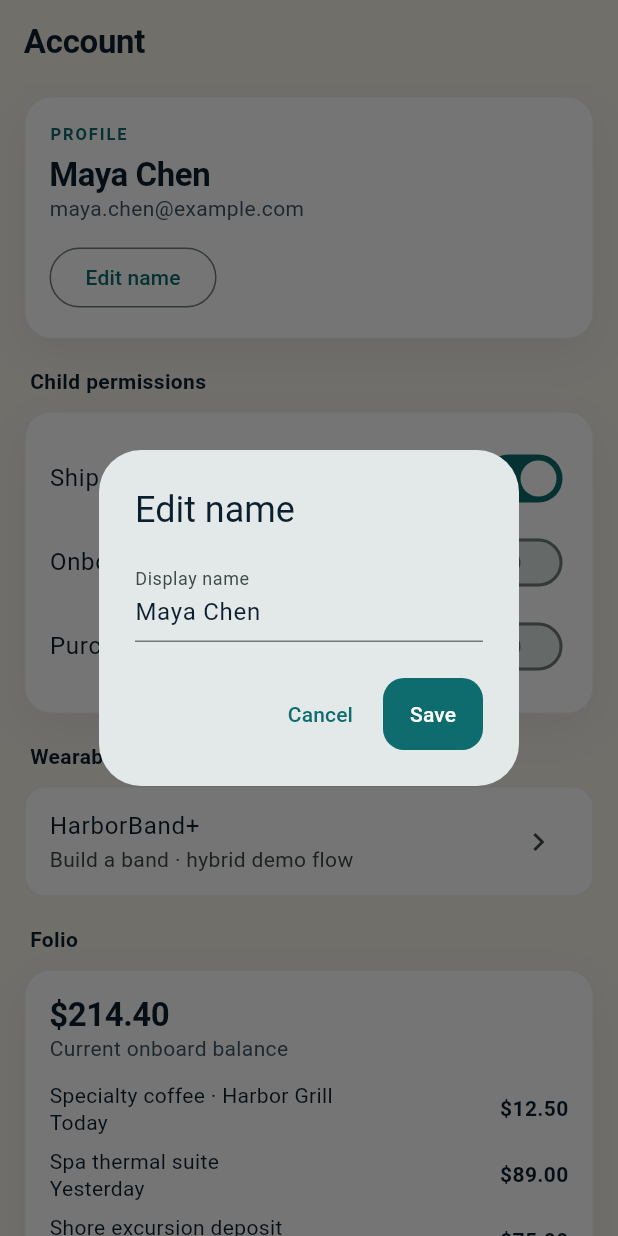
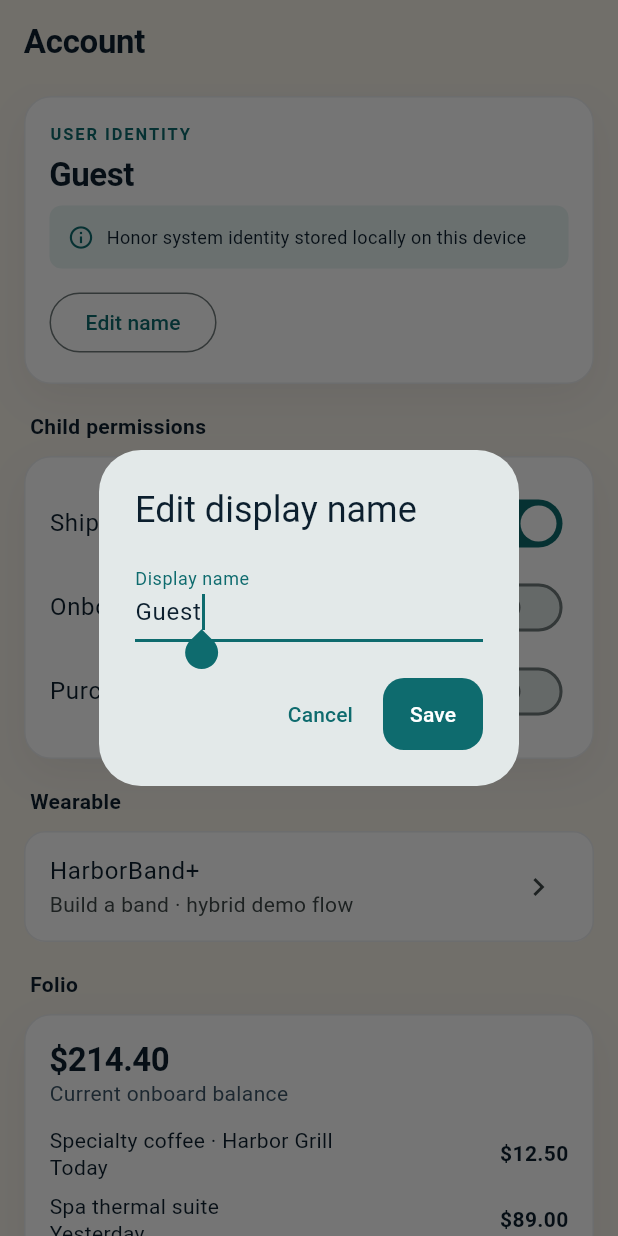
Before and after one commit to joshclements518/gh-cc-test, a Flutter app: the AccountScreen screen opened directly, after a tap on "Edit name", on a phone screen of 412 x 824 dp. Run offline on Flutter 3.47's test engine with Material 3 defaults, Android fonts, the phone set to English and light mode, and no system bars; our stand-ins replace shared_preferences; accounts and stored records are empty.

Commit message:
Add honor system user identity (Story #1974)
Implement ADR-1 honor system authentication with localStorage-based user identity.

Changes:
- Add shared_preferences and uuid packages for localStorage and ID generation
- Create UserIdentityService to manage user UUID and display name in localStorage
- Add NameEntryScreen for first-time user onboarding with name input
- Update AuthService to use UserIdentityService for authentication state
- Add UserBadge widget displaying user name with avatar in header
- Update MainShell to show user badge in AppBar across all screens
- Update AccountScreen with user identity management and clear identity button
- Update HomeScreen to display user name from identity service
- Initialize UserIdentityService on app startup to load persisted identity

Acceptance criteria met:
✅ First visit shows name entry prompt
✅ UUID generated and stored with display name in localStorage
✅ Identity persists across sessions via shared_preferences
✅ User name displayed in header/nav with UserBadge
✅ Clear identity button in account screen with confirmation dialog

Co-Authored-By: Claude Sonnet 4.5 <noreply@anthropic.com>

```diff
--- a/app/lib/app.dart
+++ b/app/lib/app.dart
@@ -1,5 +1,6 @@
 import 'package:flutter/material.dart';
 import 'features/auth/login_screen.dart';
+import 'features/auth/name_entry_screen.dart';
 import 'features/shell/main_shell.dart';
 import 'state/app_state.dart';
 import 'theme/app_theme.dart';
@@ -19,7 +20,7 @@ class HarborlineApp extends StatelessWidget {
             title: 'Harborline Navigator',
             debugShowCheckedModeBanner: false,
             theme: AppTheme.light(),
-            home: state.signedIn ? const MainShell() : const LoginScreen(),
+            home: state.signedIn ? const MainShell() : const NameEntryScreen(),
           );
         },
       ),
--- a/app/lib/features/account/account_screen.dart
+++ b/app/lib/features/account/account_screen.dart
@@ -13,6 +13,8 @@ class AccountScreen extends StatelessWidget {
     final state = AppScope.of(context);
     final p = state.services.profile.profile;
     final balance = state.services.payments.balance;
+    final userName = state.userName ?? 'Guest';
+    final userId = state.services.userIdentity.userId;
 
     return Scaffold(
       appBar: AppBar(title: const Text('Account')),
@@ -23,26 +25,58 @@ class AccountScreen extends StatelessWidget {
             child: Column(
               crossAxisAlignment: CrossAxisAlignment.start,
               children: [
-                const Eyebrow('Profile'),
+                const Eyebrow('User Identity'),
                 const SizedBox(height: 6),
-                DisplayTitle(p.displayName),
-                Text(p.email, style: const TextStyle(color: HlTokens.inkSoft)),
+                DisplayTitle(userName),
+                if (userId != null)
+                  Text('ID: ${userId.substring(0, 8)}...',
+                    style: const TextStyle(color: HlTokens.inkSoft, fontSize: 12, fontFamily: 'monospace')),
+                const SizedBox(height: 8),
+                Container(
+                  padding: const EdgeInsets.all(12),
+                  decoration: BoxDecoration(
+                    color: HlTokens.foam,
+                    borderRadius: BorderRadius.circular(8),
+                  ),
+                  child: Row(
+                    children: [
+                      const Icon(Icons.info_outline, size: 18, color: HlTokens.sea),
+                      const SizedBox(width: 8),
+                      Expanded(
+                        child: Text(
+                          'Honor system identity stored locally on this device',
+                          style: const TextStyle(fontSize: 12, color: HlTokens.ink),
+                        ),
+                      ),
+                    ],
+                  ),
+                ),
                 const SizedBox(height: 12),
                 OutlinedButton(
                   onPressed: () async {
-                    final controller = TextEditingController(text: p.displayName);
+                    final controller = TextEditingController(text: userName);
                     final next = await showDialog<String>(
                       context: context,
                       builder: (ctx) => AlertDialog(
-                        title: const Text('Edit name'),
-                        content: TextField(controller: controller, decoration: const InputDecoration(labelText: 'Display name')),
+                        title: const Text('Edit display name'),
+                        content: TextField(
+                          controller: controller,
+                          decoration: const InputDecoration(labelText: 'Display name'),
+                          autofocus: true,
+                        ),
                         actions: [
                           TextButton(onPressed: () => Navigator.pop(ctx), child: const Text('Cancel')),
-                          FilledButton(onPressed: () => Navigator.pop(ctx, controller.text.trim()), child: const Text('Save')),
+                          FilledButton(
+                            onPressed: () => Navigator.pop(ctx, controller.text.trim()),
+                            child: const Text('Save'),
+                          ),
                         ],
                       ),
                     );
-                    if (next != null && next.isNotEmpty) state.updateDisplayName(next);
+                    if (next != null && next.isNotEmpty) {
+                      await state.services.userIdentity.updateDisplayName(next);
+                      state.notifyListeners();
+                    }
                   },
                   child: const Text('Edit name'),
                 ),
@@ -147,8 +181,37 @@ class AccountScreen extends StatelessWidget {
           ),
           const SizedBox(height: 12),
           OutlinedButton(
-            onPressed: () => state.signOut(),
-            child: const Text('Log out'),
+            style: OutlinedButton.styleFrom(
+              foregroundColor: Colors.red,
+              side: const BorderSide(color: Colors.red),
+            ),
+            onPressed: () async {
+              final confirmed = await showDialog<bool>(
+                context: context,
+                builder: (ctx) => AlertDialog(
+                  title: const Text('Clear identity?'),
+                  content: const Text(
+                    'This will remove your local identity and return you to the name entry screen. '
+                    'Your device will be treated as a new user.',
+                  ),
+                  actions: [
+                    TextButton(
+                      onPressed: () => Navigator.pop(ctx, false),
+                      child: const Text('Cancel'),
+                    ),
+                    FilledButton(
+                      style: FilledButton.styleFrom(backgroundColor: Colors.red),
+                      onPressed: () => Navigator.pop(ctx, true),
+                      child: const Text('Clear identity'),
+                    ),
+                  ],
+                ),
+              );
+              if (confirmed == true) {
+                await state.signOut();
+              }
+            },
+            child: const Text('Clear identity'),
           ),
         ],
       ),
--- a/app/lib/features/home/home_screen.dart
+++ b/app/lib/features/home/home_screen.dart
@@ -14,7 +14,7 @@ class HomeScreen extends StatelessWidget {
     final state = AppScope.of(context);
     final onBoard = state.mode == VoyageMode.onBoard;
     final res = MockCatalog.reservation;
-    final name = state.services.profile.profile.displayName.split(' ').first;
+    final name = state.userName ?? 'Guest';
 
     return CustomScrollView(
       slivers: [
--- a/app/lib/main.dart
+++ b/app/lib/main.dart
@@ -3,9 +3,10 @@ import 'app.dart';
 import 'services/services.dart';
 import 'state/app_state.dart';
 
-void main() {
+void main() async {
   WidgetsFlutterBinding.ensureInitialized();
   final services = HarborlineServices();
+  await services.init(); // Initialize user identity from localStorage
   final state = AppState(services);
   runApp(HarborlineApp(state: state));
 }
--- a/app/lib/services/services.dart
+++ b/app/lib/services/services.dart
@@ -1,12 +1,22 @@
 import '../data/mock_catalog.dart';
 import '../data/models.dart';
+import 'user_identity_service.dart';
 
 /// Core + external facades (mock implementations — no vendor SDKs).
 class AuthService {
-  bool _signedIn = false;
-  bool get isSignedIn => _signedIn;
-  Future<void> signInDemo() async => _signedIn = true;
-  Future<void> signOut() async => _signedIn = false;
+  AuthService(this.userIdentity);
+
+  final UserIdentityService userIdentity;
+  bool get isSignedIn => userIdentity.hasIdentity;
+
+  Future<void> signInDemo() async {
+    // Honor system auth: identity is created via name entry dialog
+    // This method kept for compatibility but auth now flows through UserIdentityService
+  }
+
+  Future<void> signOut() async {
+    await userIdentity.clearIdentity();
+  }
 }
 
 class GuestProfileService {
@@ -60,7 +70,7 @@ class PrivacyConsentFacade {
 
 class HarborlineServices {
   HarborlineServices()
-      : auth = AuthService(),
+      : userIdentity = UserIdentityService(),
         profile = GuestProfileService(),
         analytics = AnalyticsService(),
         experience = ExperiencePlatform(),
@@ -70,9 +80,12 @@ class HarborlineServices {
         push = PushMessagingFacade(),
         chat = ChatFacade(),
         support = SupportFacade(),
-        privacy = PrivacyConsentFacade();
+        privacy = PrivacyConsentFacade() {
+    auth = AuthService(userIdentity);
+  }
 
-  final AuthService auth;
+  final UserIdentityService userIdentity;
+  late final AuthService auth;
   final GuestProfileService profile;
   final AnalyticsService analytics;
   final ExperiencePlatform experience;
@@ -83,4 +96,9 @@ class HarborlineServices {
   final ChatFacade chat;
   final SupportFacade support;
   final PrivacyConsentFacade privacy;
+
+  /// Initialize async services (call before runApp)
+  Future<void> init() async {
+    await userIdentity.init();
+  }
 }
--- a/app/lib/state/app_state.dart
+++ b/app/lib/state/app_state.dart
@@ -11,6 +11,13 @@ class AppState extends ChangeNotifier {
   String? lastHybridResult;
 
   bool get signedIn => services.auth.isSignedIn;
+  String? get userName => services.userIdentity.userName;
+
+  Future<void> createUserIdentity(String displayName) async {
+    await services.userIdentity.createIdentity(displayName);
+    services.analytics.track('user_identity_created');
+    notifyListeners();
+  }
 
   Future<void> signIn() async {
     await services.auth.signInDemo();
@@ -20,6 +27,7 @@ class AppState extends ChangeNotifier {
 
   Future<void> signOut() async {
     await services.auth.signOut();
+    services.analytics.track('user_identity_cleared');
     notifyListeners();
   }
 
--- a/app/pubspec.yaml
+++ b/app/pubspec.yaml
@@ -36,6 +36,8 @@ dependencies:
   # Use with the CupertinoIcons class for iOS style icons.
   cupertino_icons: ^1.0.2
   http: 1.1.0
+  shared_preferences: ^2.2.2
+  uuid: ^4.2.0
 
 dev_dependencies:
   flutter_test:
```
Also changed, not shown: app/lib/features/auth/name_entry_screen.dart (added, +188 -0 lines), app/lib/features/shell/main_shell.dart (+26 -0 lines), app/lib/services/user_identity_service.dart (added, +70 -0 lines), app/lib/ui/widgets/user_badge.dart (added, +55 -0 lines).
